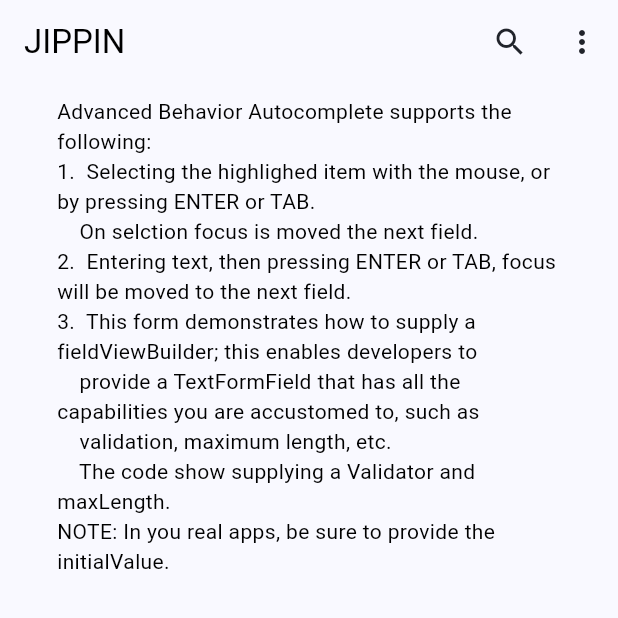
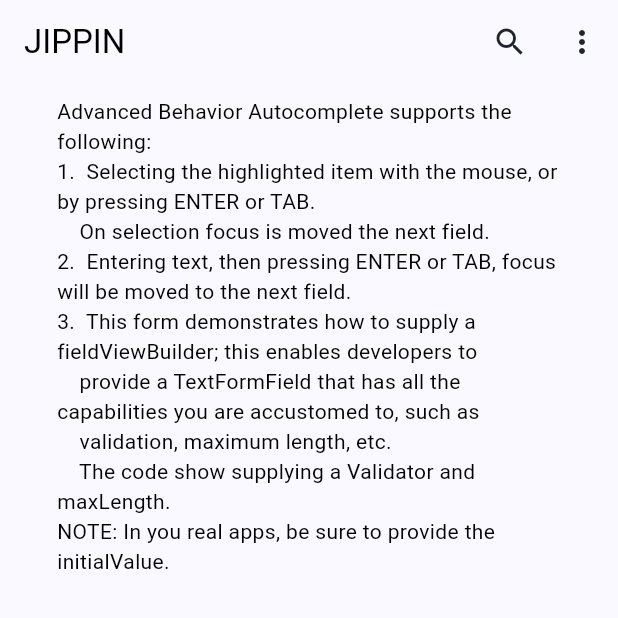
Before and after one commit to juheekim1217/jippin, a Flutter app: the screen it shows after launch, on a phone screen of 412 x 824 dp, the top half of it. Run offline on Flutter 3.47's test engine with Material 3 defaults, Android fonts, the phone set to English and light mode, and no system bars; our stand-ins replace flutter_dotenv, google_fonts, supabase_flutter; accounts and stored records are empty.

Commit message:
fix warnings

```diff
--- a/lib/component/advanced_behavior_autocomplete_test_ui.dart
+++ b/lib/component/advanced_behavior_autocomplete_test_ui.dart
@@ -24,7 +24,8 @@ import 'custom/advanced_behavior_autocomplete.dart';
 
 // class HomePage extends StatelessWidget {HomePage({Key? key}) : super(key: key);
 class AutocompleteTest extends StatelessWidget {
-  AutocompleteTest({Key? key}) : super(key: key);
+  AutocompleteTest({super.key});
+
   final GlobalKey<FormState> formKey = GlobalKey<FormState>();
   static const List<String> _emails = <String>['alice@example.com', 'bob@example.com', 'charlie123@gmail.com'];
 
@@ -39,8 +40,8 @@ class AutocompleteTest extends StatelessWidget {
           crossAxisAlignment: CrossAxisAlignment.stretch,
           children: [
             const Text('Advanced Behavior Autocomplete supports the following:'),
-            const Text('1.  Selecting the highlighed item with the mouse, or by pressing ENTER or TAB.'),
-            const Text('    On selction focus is moved the next field.'),
+            const Text('1.  Selecting the highlighted item with the mouse, or by pressing ENTER or TAB.'),
+            const Text('    On selection focus is moved the next field.'),
             const Text('2.  Entering text, then pressing ENTER or TAB, focus will be moved to the next field.'),
             const Text('3.  This form demonstrates how to supply a fieldViewBuilder; this enables developers to'),
             const Text('    provide a TextFormField that has all the capabilities you are accustomed to, such as'),
--- a/lib/component/country_autocomplete_field.dart
+++ b/lib/component/country_autocomplete_field.dart
@@ -15,7 +15,7 @@ class CountryAutoCompleteTextField extends StatefulWidget {
   });
 
   @override
-  _CountryDropdownTextFieldState createState() => _CountryDropdownTextFieldState();
+  State<CountryAutoCompleteTextField> createState() => _CountryDropdownTextFieldState();
 }
 
 class _CountryDropdownTextFieldState extends State<CountryAutoCompleteTextField> {
@@ -89,7 +89,7 @@ class _CountryDropdownTextFieldState extends State<CountryAutoCompleteTextField>
                       // Enter Key pressed
                       onFieldSubmitted: (String value) {
                         debugPrint('You just onFieldSubmitted $value');
-                        String? selectionCode = getCountryCode(value);
+                        //String? selectionCode = getCountryCode(value);
                         // ✅ Update controller directly without setState
                         ///if (selectionCode!.isEmpty) {
                         //textEditingController.clear();
--- a/lib/component/main_navigation.dart
+++ b/lib/component/main_navigation.dart
@@ -20,7 +20,7 @@ class MainNavigation extends StatefulWidget {
   const MainNavigation({super.key, required this.currentIndex, required this.localeProvider});
 
   @override
-  _MainNavigationState createState() => _MainNavigationState();
+  State<MainNavigation> createState() => _MainNavigationState();
 }
 
 class _MainNavigationState extends State<MainNavigation> {
--- a/lib/main.dart
+++ b/lib/main.dart
@@ -37,10 +37,10 @@ class MyApp extends StatefulWidget {
   const MyApp({super.key});
 
   @override
-  MyAppState createState() => MyAppState();
+  State<MyApp> createState() => _MyAppState();
 }
 
-class MyAppState extends State<MyApp> {
+class _MyAppState extends State<MyApp> {
   @override
   Widget build(BuildContext context) {
     final localeProvider = Provider.of<LocaleProvider>(context);
--- a/lib/pages/home_page.dart
+++ b/lib/pages/home_page.dart
@@ -128,7 +128,7 @@ class HomePage extends StatelessWidget {
       margin: EdgeInsets.symmetric(vertical: 8),
       child: ListTile(
         leading: CircleAvatar(
-          backgroundColor: color.withOpacity(0.2),
+          backgroundColor: color.withAlpha(60),
           child: Icon(icon, color: color),
         ),
         title: Text(title, style: TextStyle(fontWeight: FontWeight.bold)),
--- a/lib/pages/submit_review_page.dart
+++ b/lib/pages/submit_review_page.dart
@@ -6,7 +6,7 @@ class SubmitReviewPage extends StatefulWidget {
   const SubmitReviewPage({super.key});
 
   @override
-  _SubmitReviewPageState createState() => _SubmitReviewPageState();
+  State<SubmitReviewPage> createState() => _SubmitReviewPageState();
 }
 
 class _SubmitReviewPageState extends State<SubmitReviewPage> {
@@ -39,6 +39,8 @@ class _SubmitReviewPageState extends State<SubmitReviewPage> {
           'rating_safety': _ratingSafety,
         });
 
+        if (!mounted) return; // Ensure widget is still in the tree
+
         if (response.error == null) {
           ScaffoldMessenger.of(context).showSnackBar(
             SnackBar(content: Text('Review Submitted: $_title')),
@@ -50,6 +52,8 @@ class _SubmitReviewPageState extends State<SubmitReviewPage> {
           );
         }
       } catch (e) {
+        if (!mounted) return; // Prevent calling context if widget is disposed
+
         ScaffoldMessenger.of(context).showSnackBar(
           SnackBar(content: Text('An error occurred: $e')),
         );
--- a/lib/utility/utils.dart
+++ b/lib/utility/utils.dart
@@ -14,7 +14,7 @@ const formSpacer = SizedBox(width: 16, height: 16);
 const formPadding = EdgeInsets.symmetric(vertical: 20, horizontal: 16);
 
 /// Error message to display the user when unexpected error occurs.
-const unexpectedErrorMessage = 'Unexpected error occured.';
+const unexpectedErrorMessage = 'Unexpected error occurred.';
 
 /// Set of extension methods to easily display a snackbar
 extension ShowSnackBar on BuildContext {
```
Also changed, not shown: lib/component/adaptive_nav_bar.dart (+7 -7 lines), lib/component/address_autocomplete_field.dart (+13 -12 lines), lib/pages/reviews_page.dart (+23 -23 lines), 1 other file.
